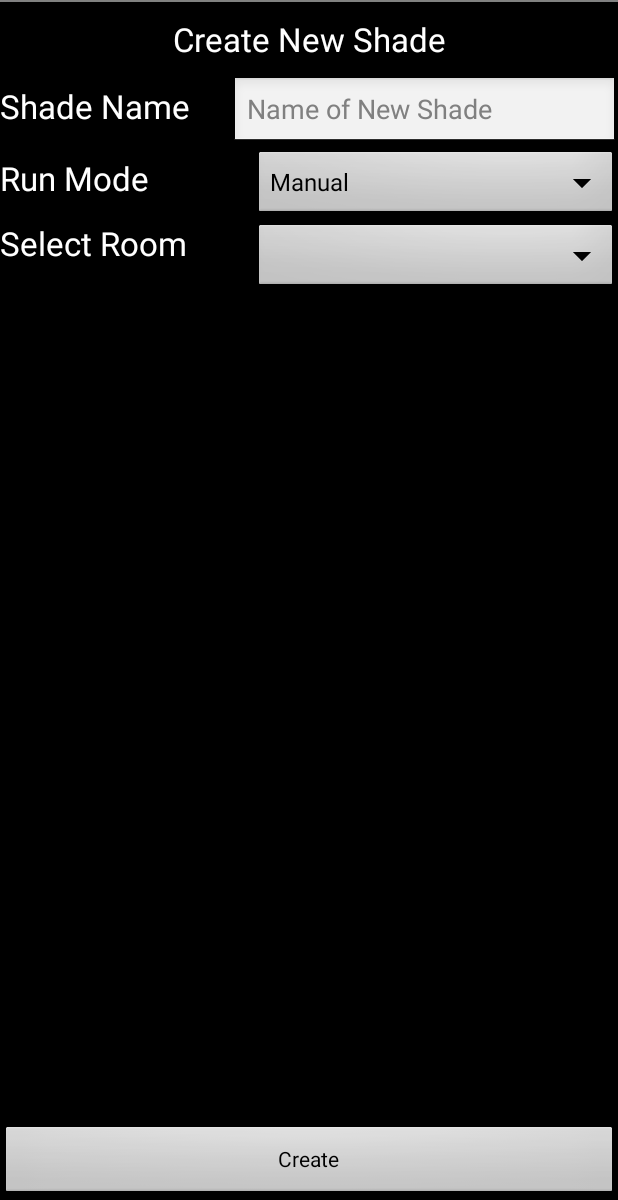
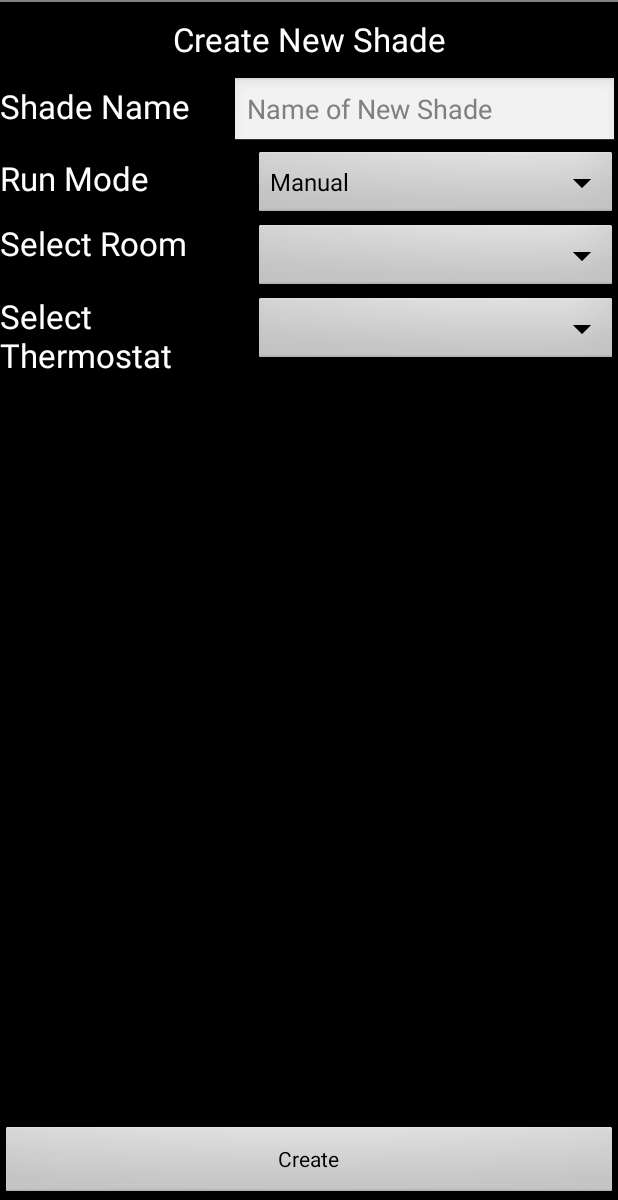
Before and after one commit to zwindoloski/CanopyApp2, an Android app: the layout create_shade.xml on its own in the app's theme, with its tools: preview values and no code run, on a phone screen of 412 x 824 dp, the part 36-1236 px from its top. Run offline under Robolectric (Android 15) with nearby library versions, the phone set to English and light mode, and no system bars.

Commit message:
Nest thermostats can be set when adding a shade

```diff
--- a/app/src/main/res/layout/create_shade.xml
+++ b/app/src/main/res/layout/create_shade.xml
@@ -78,6 +78,27 @@
     </LinearLayout>
 
     <LinearLayout
+        android:id="@+id/thermostat_for_shade_linear_layout"
+        android:layout_width="fill_parent"
+        android:layout_height="wrap_content">
+
+        <TextView
+            android:id="@+id/thermostat_for_shade_text_view"
+            android:layout_width="0dip"
+            android:layout_height="wrap_content"
+            android:text="@string/select_thermostat"
+            android:textAppearance="?android:attr/textAppearanceLarge"
+            android:layout_weight="0.7"/>
+
+        <Spinner
+            android:id="@+id/spinner_thermostats"
+            android:layout_width="0dip"
+            android:layout_height="wrap_content"
+            android:layout_weight="1"/>
+
+    </LinearLayout>
+
+    <LinearLayout
         android:layout_width="fill_parent"
         android:layout_height="fill_parent"
         android:gravity="bottom">
--- a/app/src/main/res/values/strings.xml
+++ b/app/src/main/res/values/strings.xml
@@ -31,6 +31,7 @@
     <string name="bank_schedule_name_error">Schedule Name cannot be blank.</string>
     <string name="home">Home</string>
     <string name="connect_nest_account">Connect To Nest</string>
+    <string name="select_thermostat">Select Thermostat</string>
 
     <string-array name="shade_positions">
         <item>Open</item>
```
Also changed, not shown: app/src/main/java/com/example/greengiant/canopy2/CreateShadeActivity.java (+74 -2 lines), app/src/main/java/com/example/greengiant/canopy2/ThermostatSpinnerObject.java (added, +26 -0 lines).
